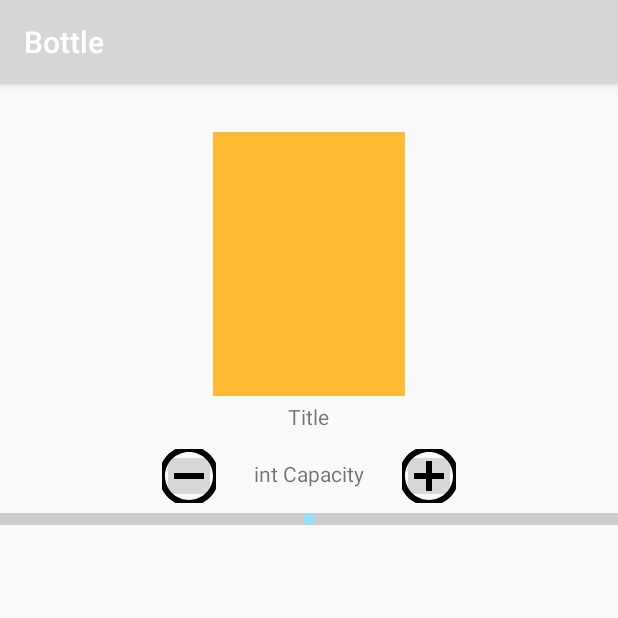
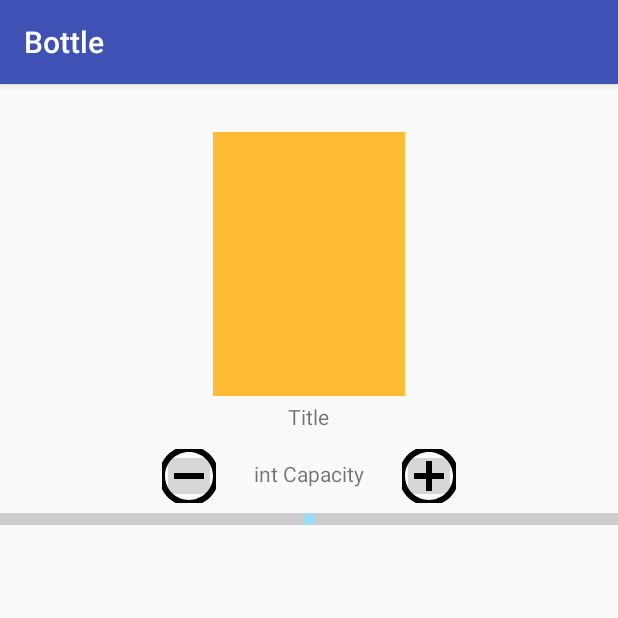
Before and after one commit to Khavronsky/Bottle, an Android app: the screen it shows after launch (MainActivity), on a phone screen of 412 x 824 dp, the top half of it. Run offline under Robolectric (Android 15) with nearby library versions, the phone set to English and light mode, and no system bars.

Commit message:
add default colour

```diff
--- a/app/src/main/res/values/colors.xml
+++ b/app/src/main/res/values/colors.xml
@@ -1,6 +1,13 @@
 <?xml version="1.0" encoding="utf-8"?>
-<!-- Color palette -->
 <resources>
+    <!-- Default colour -->
+
+    <color name="colorPrimary">#3F51B5</color>
+    <color name="colorPrimaryDark">#303F9F</color>
+    <color name="colorAccent">#FF4081</color>
+
+    <!-- Color palette -->
+
     <color name="bg">#e7e9eb</color>
     <color name="grey1">#ced1d6</color>
     <color name="grey3">#6b7485</color>
```
